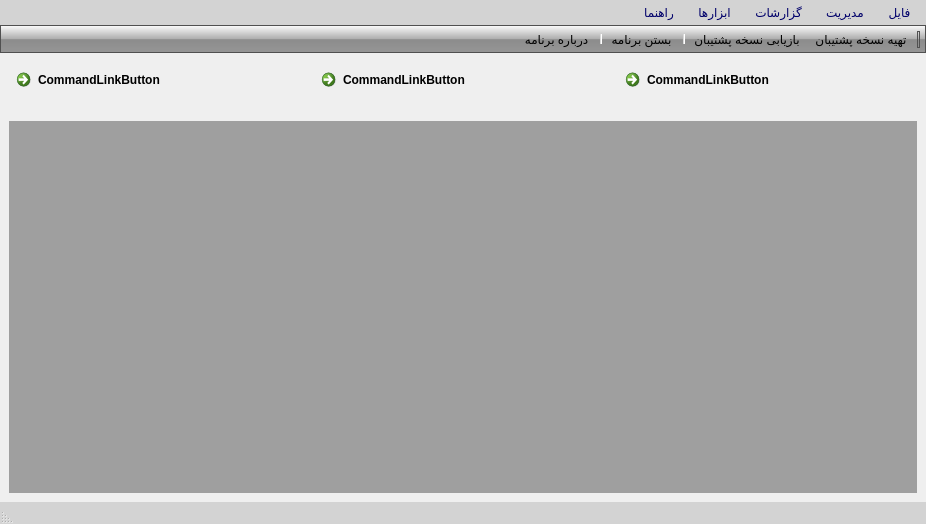
Old version of the form UI/mainwindow.ui in the repository reza-rezvani2052/Takvingar.
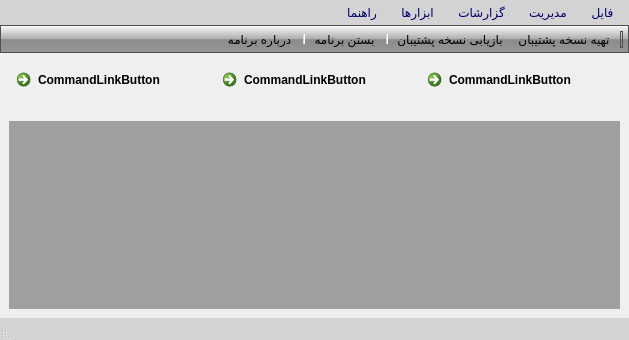
New version of the form. Icons and pictures are not drawn.

```diff
--- a/UI/mainwindow.ui
+++ b/UI/mainwindow.ui
@@ -6,8 +6,8 @@
    <rect>
     <x>0</x>
     <y>0</y>
-    <width>926</width>
-    <height>524</height>
+    <width>629</width>
+    <height>340</height>
    </rect>
   </property>
   <property name="windowTitle">
@@ -173,11 +173,11 @@
     <rect>
      <x>0</x>
      <y>0</y>
-     <width>926</width>
-     <height>30</height>
+     <width>629</width>
+     <height>26</height>
     </rect>
    </property>
-   <widget class="QMenu" name="menu">
+   <widget class="QMenu" name="mnuFile">
     <property name="title">
      <string>فایل</string>
     </property>
@@ -188,7 +188,7 @@
     <addaction name="actQuit"/>
     <addaction name="separator"/>
    </widget>
-   <widget class="QMenu" name="menu_2">
+   <widget class="QMenu" name="mnuTools">
     <property name="title">
      <string>ابزارها</string>
     </property>
@@ -196,14 +196,14 @@
     <addaction name="separator"/>
     <addaction name="action_6"/>
    </widget>
-   <widget class="QMenu" name="menu_3">
+   <widget class="QMenu" name="mnuHelp">
     <property name="title">
      <string>راهنما</string>
     </property>
     <addaction name="actHelp"/>
     <addaction name="actAbout"/>
    </widget>
-   <widget class="QMenu" name="menulndvdj">
+   <widget class="QMenu" name="mnuManagement">
     <property name="title">
      <string>مدیریت</string>
     </property>
@@ -211,16 +211,16 @@
     <addaction name="action_7"/>
     <addaction name="action_8"/>
    </widget>
-   <widget class="QMenu" name="menu_4">
+   <widget class="QMenu" name="mnuReports">
     <property name="title">
      <string>گزارشات</string>
     </property>
    </widget>
-   <addaction name="menu"/>
-   <addaction name="menulndvdj"/>
-   <addaction name="menu_4"/>
-   <addaction name="menu_2"/>
-   <addaction name="menu_3"/>
+   <addaction name="mnuFile"/>
+   <addaction name="mnuManagement"/>
+   <addaction name="mnuReports"/>
+   <addaction name="mnuTools"/>
+   <addaction name="mnuHelp"/>
   </widget>
   <widget class="QStatusBar" name="statusbar"/>
   <widget class="QToolBar" name="toolBar">
```
Left out of the diff: 20 changed lines with no effect on the pictures.
